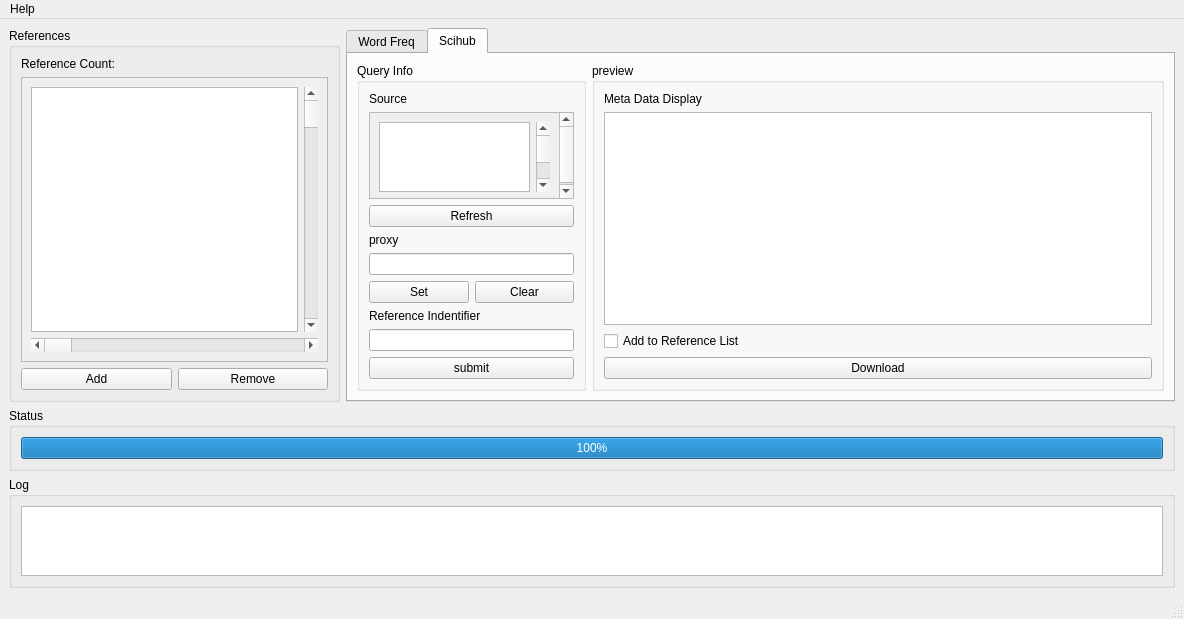
Above: paperInspector/mainWindow.ui from Roy-Kid/paperInspector before the change. Below: the same form after it.
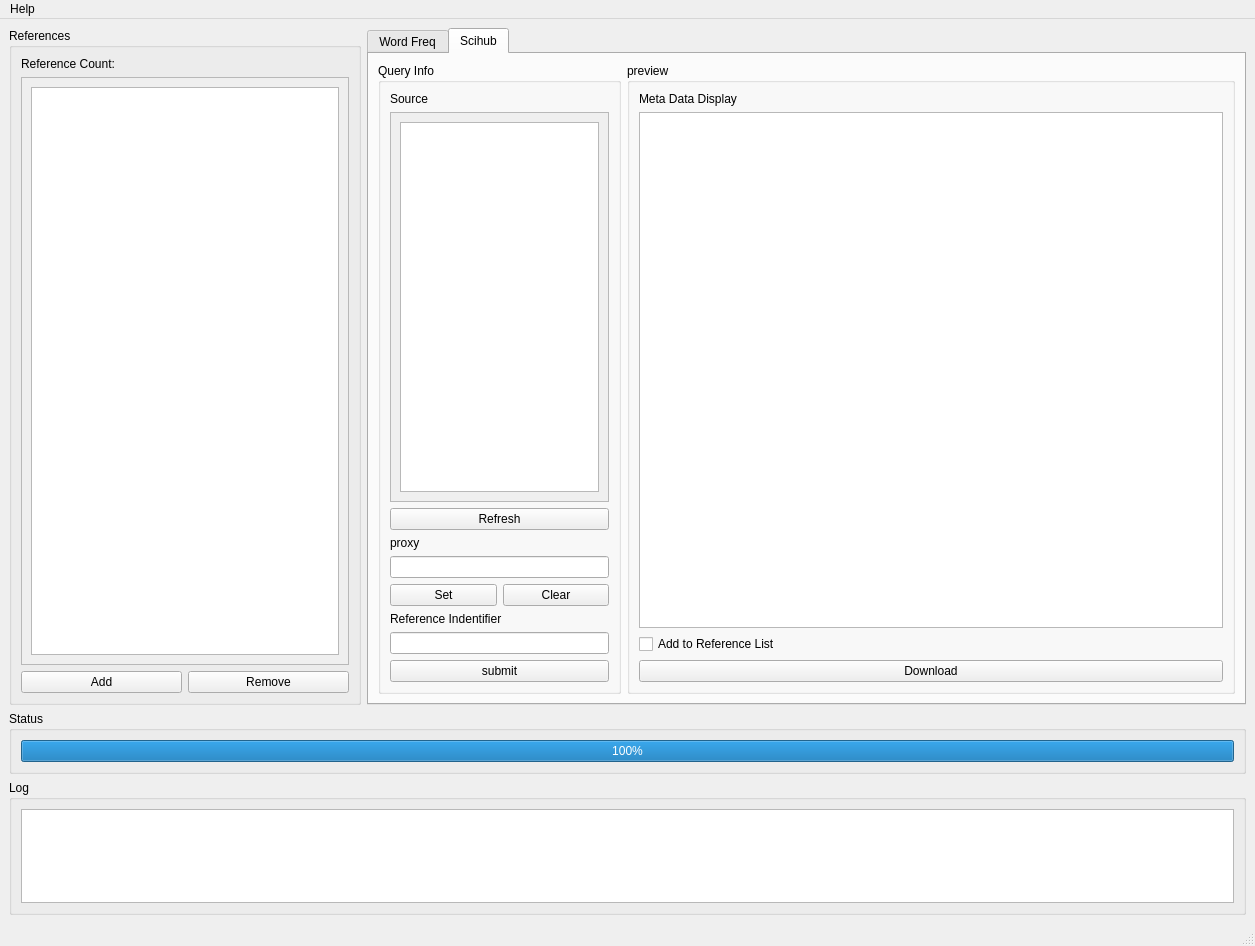
That is the form after the change. The open tabs and pages were chosen to show the change.

Commit message: add log; OOPize; rewrite refTableView

Diff of the .ui file:
```diff
--- a/paperInspector/mainWindow.ui
+++ b/paperInspector/mainWindow.ui
@@ -6,8 +6,8 @@
    <rect>
     <x>0</x>
     <y>0</y>
-    <width>1184</width>
-    <height>619</height>
+    <width>1255</width>
+    <height>946</height>
    </rect>
   </property>
   <property name="windowTitle">
@@ -51,39 +51,25 @@
              <rect>
               <x>0</x>
               <y>0</y>
-              <width>309</width>
-              <height>283</height>
+              <width>329</width>
+              <height>582</height>
              </rect>
             </property>
             <layout class="QVBoxLayout" name="verticalLayout_4">
              <item>
               <layout class="QHBoxLayout" name="horizontalLayout_5">
                <item>
-                <widget class="QListWidget" name="refListView">
-                 <property name="selectionMode">
-                  <enum>QAbstractItemView::ExtendedSelection</enum>
+                <widget class="QTableView" name="refTableView">
+                 <property name="editTriggers">
+                  <set>QAbstractItemView::NoEditTriggers</set>
                  </property>
-                 <property name="sortingEnabled">
-                  <bool>true</bool>
-                 </property>
-                </widget>
-               </item>
-               <item>
-                <widget class="QScrollBar" name="verticalScrollBar">
-                 <property name="orientation">
-                  <enum>Qt::Vertical</enum>
+                 <property name="selectionBehavior">
+                  <enum>QAbstractItemView::SelectRows</enum>
                  </property>
                 </widget>
                </item>
               </layout>
              </item>
-             <item>
-              <widget class="QScrollBar" name="horizontalScrollBar">
-               <property name="orientation">
-                <enum>Qt::Horizontal</enum>
-               </property>
-              </widget>
-             </item>
             </layout>
            </widget>
           </widget>
@@ -211,21 +197,14 @@
                  <rect>
                   <x>0</x>
                   <y>0</y>
-                  <width>189</width>
-                  <height>91</height>
+                  <width>220</width>
+                  <height>369</height>
                  </rect>
                 </property>
                 <layout class="QHBoxLayout" name="horizontalLayout_7">
                  <item>
                   <widget class="QListWidget" name="sourceList"/>
                  </item>
-                 <item>
-                  <widget class="QScrollBar" name="verticalScrollBar_2">
-                   <property name="orientation">
-                    <enum>Qt::Vertical</enum>
-                   </property>
-                  </widget>
-                 </item>
                 </layout>
                </widget>
               </widget>
@@ -370,7 +349,7 @@
     <rect>
      <x>0</x>
      <y>0</y>
-     <width>1184</width>
+     <width>1255</width>
      <height>22</height>
     </rect>
    </property>
```
Left out of the diff: 2 changed lines with no effect on the pictures. The commit also changes 7 other files.
